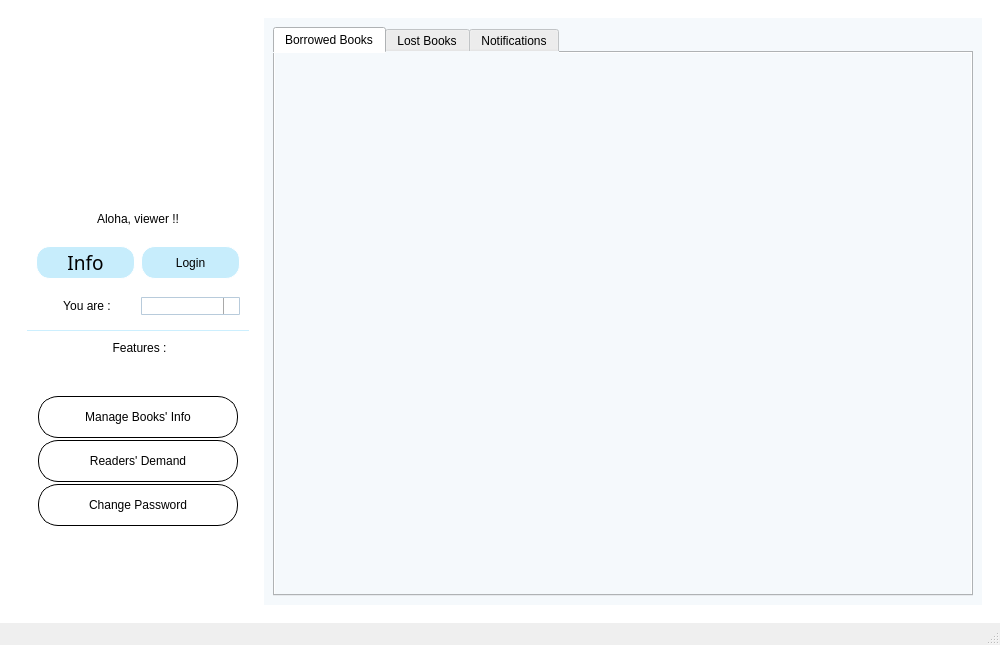
Before: the Qt Designer form mainwindow.ui in huylenguyen806/ASS2, drawn with Qt 5.
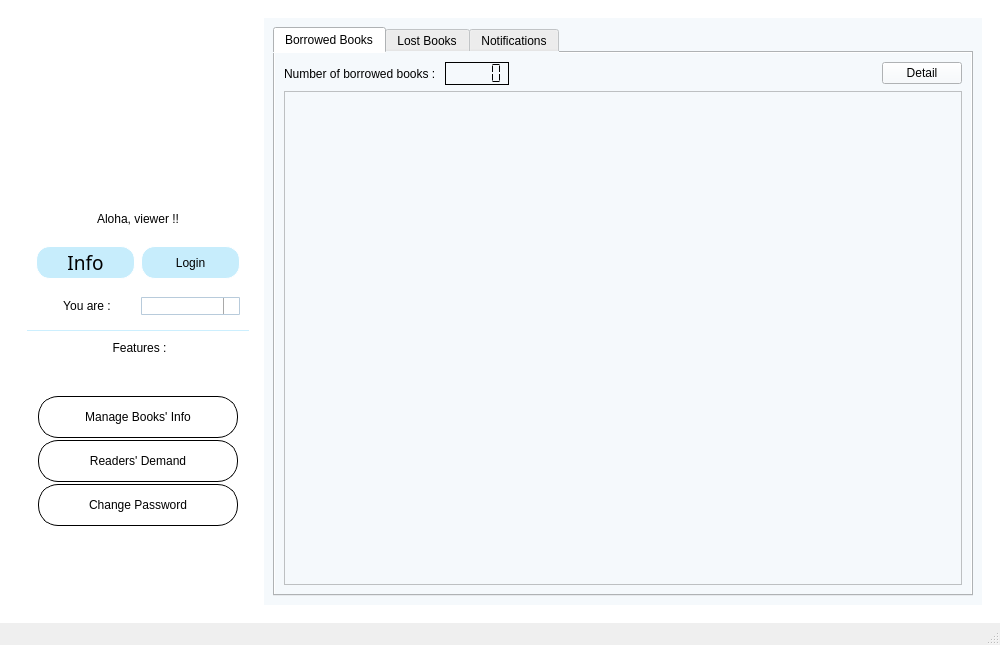
After: the same form once the commit is applied. The open tabs and pages were chosen to show the change. Icons and pictures are not drawn.

Patch:
```diff
--- a/mainwindow.ui
+++ b/mainwindow.ui
@@ -4009,7 +4009,52 @@
                  <attribute name="title">
                   <string>Borrowed Books</string>
                  </attribute>
-                 <layout class="QVBoxLayout" name="verticalLayout_43"/>
+                 <layout class="QVBoxLayout" name="verticalLayout_43">
+                  <item>
+                   <layout class="QHBoxLayout" name="horizontalLayout_51">
+                    <item>
+                     <widget class="QLabel" name="label_20">
+                      <property name="text">
+                       <string>Number of borrowed books : </string>
+                      </property>
+                     </widget>
+                    </item>
+                    <item>
+                     <widget class="QLCDNumber" name="number_of_borrowed_books">
+                      <property name="frameShadow">
+                       <enum>QFrame::Plain</enum>
+                      </property>
+                      <property name="segmentStyle">
+                       <enum>QLCDNumber::Flat</enum>
+                      </property>
+                     </widget>
+                    </item>
+                    <item>
+                     <spacer name="horizontalSpacer_17">
+                      <property name="orientation">
+                       <enum>Qt::Horizontal</enum>
+                      </property>
+                      <property name="sizeHint" stdset="0">
+                       <size>
+                        <width>40</width>
+                        <height>20</height>
+                       </size>
+                      </property>
+                     </spacer>
+                    </item>
+                    <item>
+                     <widget class="QPushButton" name="pushButton">
+                      <property name="text">
+                       <string>Detail</string>
+                      </property>
+                     </widget>
+                    </item>
+                   </layout>
+                  </item>
+                  <item>
+                   <widget class="QListWidget" name="lib_borrowed_books_list"/>
+                  </item>
+                 </layout>
                 </widget>
                 <widget class="QWidget" name="lost_book">
                  <attribute name="title">
```
Left out of the diff: 36 changed lines with no effect on the pictures.
